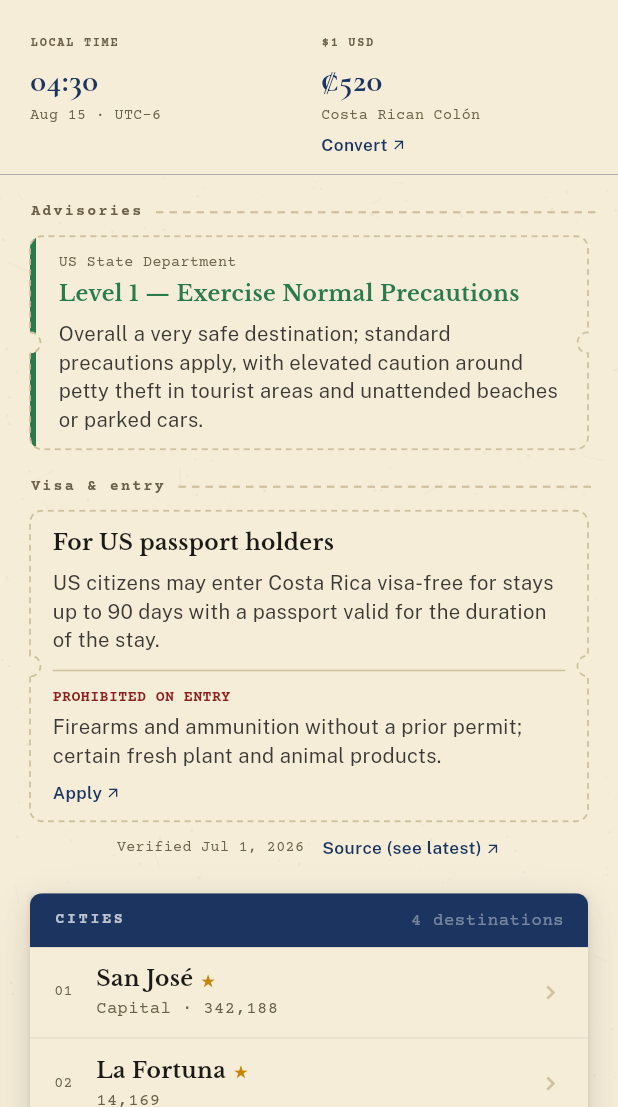
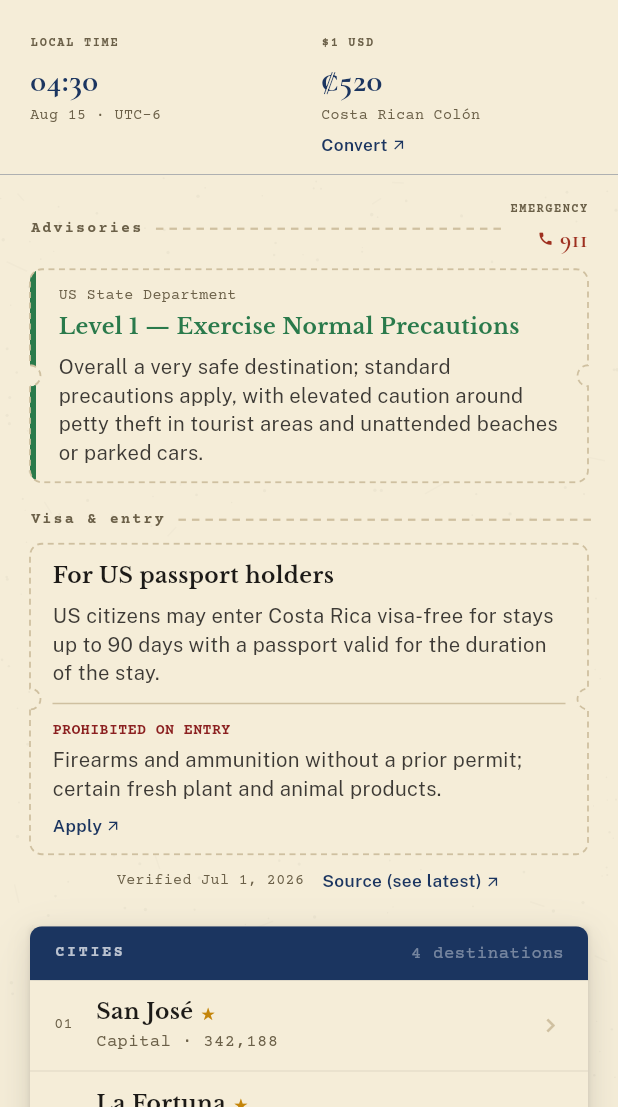
Before and after one commit to colleenkhm/around-the-word, a Flutter app: the screen it shows after launch, on a phone screen of 412 x 824 dp, the part 129-1236 px from its top. Run offline on Flutter 3.47's test engine with Material 3 defaults, Android fonts, the phone set to English and light mode, and no system bars; network calls fail.

Commit message:
update preview screen

```diff
--- a/lib/screens/country_header_preview_screen.dart
+++ b/lib/screens/country_header_preview_screen.dart
@@ -8,9 +8,12 @@ import '../models/live_data.dart';
 import '../models/travel_info.dart';
 import '../theme/country_theme.dart';
 import '../utils/hex_color.dart';
+import '../widgets/country_page/best_times_section.dart';
 import '../widgets/country_page/cities_section.dart';
 import '../widgets/country_page/country_header.dart';
+import '../widgets/country_page/language_pair_section.dart';
 import '../widgets/country_page/paper_texture.dart';
+import '../widgets/country_page/practical_norms_section.dart';
 import '../widgets/country_page/travel_info_section.dart';
 
 /// Temporary review screen for the Overview tab, built up one section at a
@@ -18,6 +21,17 @@ import '../widgets/country_page/travel_info_section.dart';
 /// navigation flow. Remove once CountryPageScreen exists and hosts these
 /// sections for real. Swapped in as main.dart's `home` for now
 /// specifically so this is what `flutter run` shows during review.
+///
+/// **Section order** (2026-08-15, matching `trip-dashboard-v3.html` as
+/// closely as the existing architecture allows): ticket header → Travel
+/// Info (advisories + visa) → Cities → Languages/Word-of-day → Best times
+/// → Practical notes. The mockup actually places Visa/Entry right after
+/// the ticket and Travel Advisory near the very end, next to "Getting
+/// around" — but [TravelInfoSection] deliberately combines advisories and
+/// visa into one shared-source unit (see its class doc, a 2026-08-11
+/// decision this pass didn't revisit), so they can't be split across two
+/// positions. Kept as one unit, placed early for the same "can I even go"
+/// prominence the mockup gives Visa/Entry.
 class CountryHeaderPreviewScreen extends StatefulWidget {
   const CountryHeaderPreviewScreen({super.key});
 
@@ -132,16 +146,28 @@ class _CountryHeaderPreviewScreenState
                             advisories: _usAdvisories(bundle),
                             visa: bundle.visa,
                             regionalNote: bundle.regionalNote,
+                            emergencyNumber: bundle.facts.emergencyNumber,
                           ),
                           const SizedBox(height: 18),
                           CitiesSection(
                             cities: bundle.cities,
                             capital: bundle.facts.capital,
                           ),
+                          const SizedBox(height: 18),
+                          LanguagePairSection(
+                            officialLanguages: bundle.facts.officialLanguages,
+                            // Static pick, not a real "today's word" —
+                            // see LanguagePairSection's class doc.
+                            featuredWord: bundle.words.isEmpty ? null : bundle.words.first,
+                          ),
+                          const SizedBox(height: 18),
+                          BestTimesSection(bestTimes: bundle.guide.bestTimes),
+                          const SizedBox(height: 18),
+                          PracticalNormsSection(norms: bundle.guide.practicalNorms),
                           const SizedBox(height: 24),
                           Text(
-                            '(Rest of the Overview tab not built yet — '
-                            'more sections land here one at a time.)',
+                            '(Explore/Guide/Language tabs not built yet — '
+                            'Overview is the only tab this screen previews.)',
                             style: TextStyle(
                               color: CountryTheme.inkSoft,
                               fontStyle: FontStyle.italic,
```
